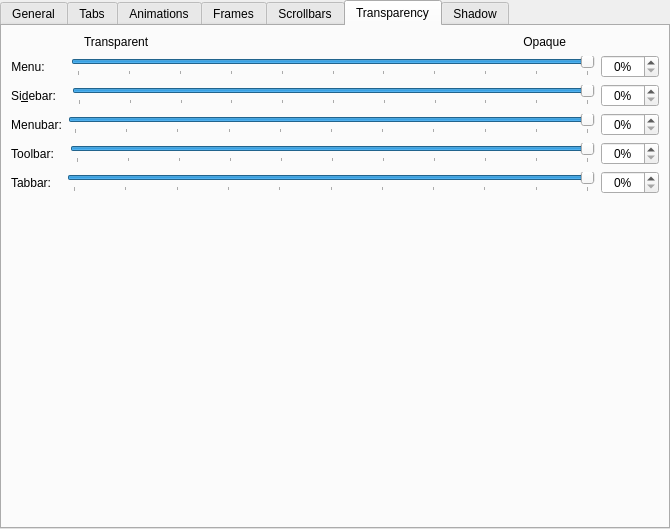
The window that kstyle/config/ui/darklystyleconfig.ui (DeltaCopy/Darkly) describes before a commit, drawn with Qt 5.
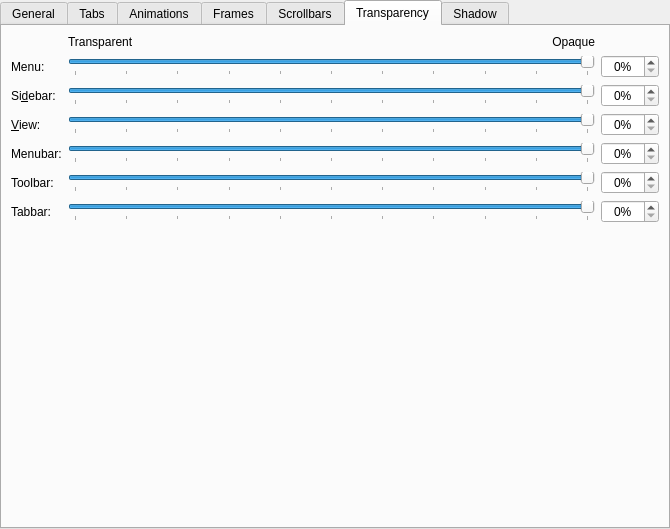
The same window after the commit. The open tabs and pages were chosen to show the change. Custom widgets are drawn as their Qt base class.

Commit message: feat(kstyle): add Dolphin view opacity slider and fix alignment issues

The edit to the form file:
```diff
--- a/kstyle/config/ui/darklystyleconfig.ui
+++ b/kstyle/config/ui/darklystyleconfig.ui
@@ -1135,7 +1135,7 @@
        <string>Transparency</string>
       </attribute>
       <layout class="QGridLayout" name="gridLayout_2">
-       <item row="0" column="0">
+       <item row="0" column="1">
         <layout class="QHBoxLayout" name="horizontalLayout">
          <item>
           <widget class="QLabel" name="label_6">
@@ -1148,9 +1148,6 @@
            <property name="text">
             <string>Transparent</string>
            </property>
-           <property name="indent">
-            <number>73</number>
-           </property>
           </widget>
          </item>
          <item>
@@ -1161,50 +1158,127 @@
              <verstretch>0</verstretch>
             </sizepolicy>
            </property>
-           <property name="layoutDirection">
-            <enum>Qt::LayoutDirection::LeftToRight</enum>
-           </property>
            <property name="text">
             <string>Opaque</string>
            </property>
            <property name="alignment">
             <set>Qt::AlignmentFlag::AlignRight|Qt::AlignmentFlag::AlignTrailing|Qt::AlignmentFlag::AlignVCenter</set>
            </property>
-           <property name="margin">
-            <number>0</number>
-           </property>
-           <property name="indent">
-            <number>93</number>
-           </property>
           </widget>
          </item>
         </layout>
        </item>
-       <item row="7" column="0">
-        <layout class="QHBoxLayout" name="horizontalLayout_22">
-         <item>
-          <widget class="QLabel" name="label_18">
+       <item row="1" column="0">
+        <widget class="QLabel" name="_menuGroupDescription">
            <property name="text">
-            <string>Tabbar:</string>
+          <string>Menu:</string>
            </property>
            <property name="alignment">
+          <set>Qt::AlignmentFlag::AlignLeading|Qt::AlignmentFlag::AlignLeft|Qt::AlignmentFlag::AlignVCenter</set>
+         </property>
+         <property name="buddy">
+          <cstring>_menuOpacity</cstring>
+         </property>
+        </widget>
+       </item>
+       <item row="1" column="1">
+        <widget class="QSlider" name="_menuOpacity">
+         <property name="toolTip">
+          <string>This changes the menu items transparency</string>
+         </property>
+         <property name="maximum">
+          <number>100</number>
+         </property>
+         <property name="value">
+          <number>100</number>
+         </property>
+         <property name="orientation">
+          <enum>Qt::Orientation::Horizontal</enum>
+         </property>
+         <property name="tickPosition">
+          <enum>QSlider::TickPosition::TicksBelow</enum>
+         </property>
+         <property name="tickInterval">
+          <number>10</number>
+         </property>
+        </widget>
+       </item>
+       <item row="1" column="2">
+        <widget class="QSpinBox" name="_menuOpacitySpinBox">
+         <property name="alignment">
             <set>Qt::AlignmentFlag::AlignCenter</set>
            </property>
-           <property name="indent">
-            <number>5</number>
-           </property>
+         <property name="suffix">
+          <string>%</string>
+         </property>
+         <property name="maximum">
+          <number>100</number>
+         </property>
+        </widget>
+       </item>
+       <item row="2" column="0">
+        <widget class="QLabel" name="label_5">
+         <property name="text">
+          <string>Si&amp;debar:</string>
+         </property>
+         <property name="alignment">
+          <set>Qt::AlignmentFlag::AlignLeading|Qt::AlignmentFlag::AlignLeft|Qt::AlignmentFlag::AlignVCenter</set>
+         </property>
            <property name="buddy">
             <cstring>_tabBarOpacity</cstring>
            </property>
           </widget>
          </item>
-         <item>
-          <layout class="QHBoxLayout" name="horizontalLayout_23">
-           <property name="leftMargin">
+       <item row="2" column="1">
+        <widget class="QSlider" name="_sidebarOpacity">
+         <property name="toolTip">
+          <string>Dolphin sidebar transparency. Requires "Draw frame around dockable panels" to be disabled.</string>
+         </property>
+         <property name="maximum">
+          <number>100</number>
+         </property>
+         <property name="value">
+          <number>100</number>
+         </property>
+         <property name="orientation">
+          <enum>Qt::Orientation::Horizontal</enum>
+         </property>
+         <property name="tickPosition">
+          <enum>QSlider::TickPosition::TicksBelow</enum>
+         </property>
+         <property name="tickInterval">
             <number>10</number>
            </property>
-           <item>
-            <widget class="QSlider" name="_tabBarOpacity">
+        </widget>
+       </item>
+       <item row="2" column="2">
+        <widget class="QSpinBox" name="_sidebarOpacitySpinBox">
+         <property name="alignment">
+          <set>Qt::AlignmentFlag::AlignCenter</set>
+         </property>
+         <property name="suffix">
+          <string>%</string>
+         </property>
+         <property name="maximum">
+          <number>100</number>
+         </property>
+        </widget>
+       </item>
+       <item row="3" column="0">
+        <widget class="QLabel" name="label_viewOpacity">
+         <property name="text">
+          <string>&amp;View:</string>
+         </property>
+         <property name="alignment">
+          <set>Qt::AlignmentFlag::AlignLeading|Qt::AlignmentFlag::AlignLeft|Qt::AlignmentFlag::AlignVCenter</set>
+         </property>
+         <property name="buddy">
+          <cstring>_viewOpacity</cstring>
+         </property>
+        </widget>
+       </item>
+       <item row="3" column="1">
+        <widget class="QSlider" name="_viewOpacity">
              <property name="toolTip">
               <string>This changes the tabbar opacity inside Dolphin &amp; Konsole</string>
              </property>
@@ -1225,10 +1299,8 @@
              </property>
             </widget>
            </item>
-          </layout>
-         </item>
-         <item>
-          <widget class="QSpinBox" name="_tabBarOpacitySpinBox">
+       <item row="3" column="2">
+        <widget class="QSpinBox" name="_viewOpacitySpinBox">
            <property name="alignment">
             <set>Qt::AlignmentFlag::AlignCenter</set>
            </property>
@@ -1239,36 +1311,21 @@
             <number>100</number>
            </property>
           </widget>
-         </item>
-        </layout>
        </item>
        <item row="4" column="0">
-        <layout class="QHBoxLayout" name="horizontalLayout_7">
-         <item>
           <widget class="QLabel" name="label_7">
            <property name="text">
             <string>Menubar:</string>
            </property>
            <property name="alignment">
-            <set>Qt::AlignmentFlag::AlignCenter</set>
-           </property>
-           <property name="indent">
-            <number>5</number>
+          <set>Qt::AlignmentFlag::AlignLeading|Qt::AlignmentFlag::AlignLeft|Qt::AlignmentFlag::AlignVCenter</set>
            </property>
            <property name="buddy">
             <cstring>_menuBarOpacity</cstring>
            </property>
           </widget>
          </item>
-         <item>
-          <layout class="QHBoxLayout" name="horizontalLayout_10">
-           <property name="spacing">
-            <number>0</number>
-           </property>
-           <property name="leftMargin">
-            <number>0</number>
-           </property>
-           <item>
+       <item row="4" column="1">
             <widget class="QSlider" name="_menuBarOpacity">
              <property name="toolTip">
               <string>This changes the menubar opacity</string>
@@ -1290,9 +1347,7 @@
              </property>
             </widget>
            </item>
-          </layout>
-         </item>
-         <item>
+       <item row="4" column="2">
           <widget class="QSpinBox" name="_menuBarOpacitySpinBox">
            <property name="alignment">
             <set>Qt::AlignmentFlag::AlignCenter</set>
@@ -1305,38 +1360,20 @@
            </property>
           </widget>
          </item>
-        </layout>
-       </item>
-       <item row="6" column="0">
-        <layout class="QHBoxLayout" name="horizontalLayout_3">
-         <item>
+       <item row="5" column="0">
           <widget class="QLabel" name="label_8">
-           <property name="enabled">
-            <bool>true</bool>
-           </property>
            <property name="text">
             <string>Toolbar:</string>
            </property>
            <property name="alignment">
-            <set>Qt::AlignmentFlag::AlignCenter</set>
-           </property>
-           <property name="indent">
-            <number>5</number>
+          <set>Qt::AlignmentFlag::AlignLeading|Qt::AlignmentFlag::AlignLeft|Qt::AlignmentFlag::AlignVCenter</set>
            </property>
            <property name="buddy">
             <cstring>_toolBarOpacity</cstring>
            </property>
           </widget>
          </item>
-         <item>
-          <layout class="QHBoxLayout" name="horizontalLayout_11" stretch="0">
-           <property name="spacing">
-            <number>0</number>
-           </property>
-           <property name="leftMargin">
-            <number>10</number>
-           </property>
-           <item>
+       <item row="5" column="1">
             <widget class="QSlider" name="_toolBarOpacity">
              <property name="toolTip">
               <string>This changes the toolbar opacity</string>
@@ -1358,9 +1395,7 @@
              </property>
             </widget>
            </item>
-          </layout>
-         </item>
-         <item>
+       <item row="5" column="2">
           <widget class="QSpinBox" name="_toolBarOpacitySpinBox">
            <property name="alignment">
             <set>Qt::AlignmentFlag::AlignCenter</set>
@@ -1373,63 +1408,33 @@
            </property>
           </widget>
          </item>
-        </layout>
-       </item>
-       <item row="1" column="0">
-        <layout class="QHBoxLayout" name="horizontalLayout_2">
-         <item>
-          <widget class="QLabel" name="_menuGroupDescription">
+       <item row="6" column="0">
+        <widget class="QLabel" name="label_18">
            <property name="text">
-            <string>Menu:</string>
+          <string>Tabbar:</string>
            </property>
            <property name="alignment">
-            <set>Qt::AlignmentFlag::AlignCenter</set>
-           </property>
-           <property name="indent">
-            <number>5</number>
-           </property>
+          <set>Qt::AlignmentFlag::AlignLeading|Qt::AlignmentFlag::AlignLeft|Qt::AlignmentFlag::AlignVCenter</set>
+         </property>
            <property name="buddy">
             <cstring>_menuOpacity</cstring>
            </property>
           </widget>
          </item>
-         <item>
-          <layout class="QHBoxLayout" name="horizontalLayout_5">
-           <property name="spacing">
-            <number>0</number>
-           </property>
-           <property name="leftMargin">
-            <number>20</number>
-           </property>
-           <item>
-            <widget class="QSlider" name="_menuOpacity">
+       <item row="6" column="1">
+        <widget class="QSlider" name="_tabBarOpacity">
              <property name="toolTip">
-              <string>This changes the menu items transparency</string>
-             </property>
-             <property name="minimum">
-              <number>0</number>
-             </property>
+          <string>This changes the tabbar opacity inside Dolphin &amp; Konsole</string>
+         </property>
              <property name="maximum">
               <number>100</number>
              </property>
-             <property name="singleStep">
-              <number>1</number>
-             </property>
-             <property name="pageStep">
-              <number>10</number>
-             </property>
              <property name="value">
               <number>100</number>
              </property>
              <property name="orientation">
               <enum>Qt::Orientation::Horizontal</enum>
              </property>
-             <property name="invertedAppearance">
-              <bool>false</bool>
-             </property>
-             <property name="invertedControls">
-              <bool>false</bool>
-             </property>
              <property name="tickPosition">
               <enum>QSlider::TickPosition::TicksBelow</enum>
              </property>
@@ -1438,10 +1443,8 @@
              </property>
             </widget>
            </item>
-          </layout>
-         </item>
-         <item>
-          <widget class="QSpinBox" name="_menuOpacitySpinBox">
+       <item row="6" column="2">
+        <widget class="QSpinBox" name="_tabBarOpacitySpinBox">
            <property name="alignment">
             <set>Qt::AlignmentFlag::AlignCenter</set>
            </property>
@@ -1453,89 +1456,7 @@
            </property>
           </widget>
          </item>
-        </layout>
-       </item>
-       <item row="2" column="0">
-        <layout class="QHBoxLayout" name="horizontalLayout_8">
-         <item>
-          <widget class="QLabel" name="label_5">
-           <property name="text">
-            <string>Si&amp;debar:</string>
-           </property>
-           <property name="alignment">
-            <set>Qt::AlignmentFlag::AlignCenter</set>
-           </property>
-           <property name="indent">
-            <number>5</number>
-           </property>
-           <property name="buddy">
-            <cstring>_sidebarOpacity</cstring>
-           </property>
-          </widget>
-         </item>
-         <item>
-          <layout class="QHBoxLayout" name="horizontalLayout_9">
-           <property name="spacing">
-            <number>0</number>
-           </property>
-           <property name="leftMargin">
-            <number>10</number>
-           </property>
-           <item>
-            <widget class="QSlider" name="_sidebarOpacity">
-             <property name="toolTip">
-              <string>This changes the Dolphin sidebar transparency</string>
-             </property>
-             <property name="maximum">
-              <number>100</number>
-             </property>
-             <property name="singleStep">
-              <number>1</number>
-             </property>
-             <property name="pageStep">
-              <number>10</number>
-             </property>
-             <property name="value">
-              <number>100</number>
-             </property>
-             <property name="sliderPosition">
-              <number>100</number>
-             </property>
-             <property name="orientation">
-              <enum>Qt::Orientation::Horizontal</enum>
-             </property>
-             <property name="invertedAppearance">
-              <bool>false</bool>
-             </property>
-             <property name="invertedControls">
-              <bool>false</bool>
-             </property>
-             <property name="tickPosition">
-              <enum>QSlider::TickPosition::TicksBelow</enum>
-             </property>
-             <property name="tickInterval">
-              <number>10</number>
-             </property>
-            </widget>
-           </item>
-          </layout>
-         </item>
-         <item>
-          <widget class="QSpinBox" name="_sidebarOpacitySpinBox">
-           <property name="alignment">
-            <set>Qt::AlignmentFlag::AlignCenter</set>
-           </property>
-           <property name="suffix">
-            <string>%</string>
-           </property>
-           <property name="maximum">
-            <number>100</number>
-           </property>
-          </widget>
-         </item>
-        </layout>
-       </item>
-       <item row="8" column="0">
+       <item row="7" column="0">
         <spacer name="verticalSpacer_2">
          <property name="orientation">
           <enum>Qt::Orientation::Vertical</enum>
```
Left out of the diff: 16 changed lines with no effect on the pictures. Lines whose indentation alone changed are shown as unchanged. The commit also changes 10 other files.
